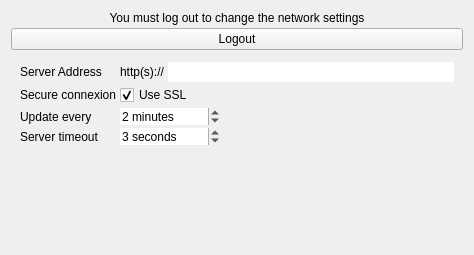
This is src/serversettingswidget.ui in RxLaboratory/Ramses-Client as Qt 5 draws it before an edit. The edited form follows.
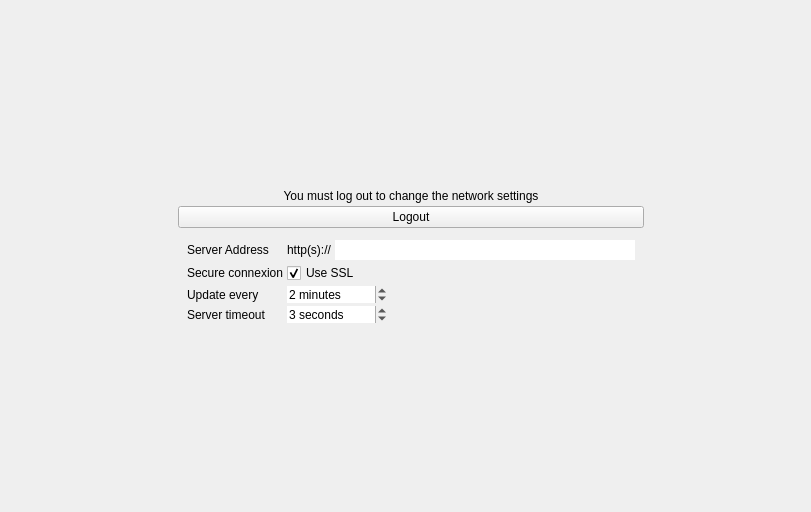
This is the edited form.

```diff
--- a/src/serversettingswidget.ui
+++ b/src/serversettingswidget.ui
@@ -6,17 +6,60 @@
    <rect>
     <x>0</x>
     <y>0</y>
-    <width>474</width>
-    <height>255</height>
+    <width>811</width>
+    <height>512</height>
    </rect>
   </property>
   <property name="windowTitle">
    <string>Form</string>
   </property>
+  <layout class="QHBoxLayout" name="horizontalLayout">
+   <property name="spacing">
+    <number>0</number>
+   </property>
+   <property name="topMargin">
+    <number>9</number>
+   </property>
+   <property name="rightMargin">
+    <number>0</number>
+   </property>
+   <property name="bottomMargin">
+    <number>0</number>
+   </property>
+   <item>
+    <spacer name="horizontalSpacer">
+     <property name="orientation">
+      <enum>Qt::Horizontal</enum>
+     </property>
+     <property name="sizeHint" stdset="0">
+      <size>
+       <width>144</width>
+       <height>20</height>
+      </size>
+     </property>
+    </spacer>
+   </item>
+   <item>
   <layout class="QVBoxLayout" name="verticalLayout">
    <property name="spacing">
     <number>3</number>
    </property>
+     <property name="topMargin">
+      <number>0</number>
+     </property>
+     <item>
+      <spacer name="verticalSpacer_2">
+       <property name="orientation">
+        <enum>Qt::Vertical</enum>
+       </property>
+       <property name="sizeHint" stdset="0">
+        <size>
+         <width>20</width>
+         <height>40</height>
+        </size>
+       </property>
+      </spacer>
+     </item>
    <item>
     <widget class="QWidget" name="logoutWidget" native="true">
      <layout class="QVBoxLayout" name="verticalLayout_8">
@@ -64,14 +107,14 @@
       <property name="verticalSpacing">
        <number>3</number>
       </property>
-      <item row="1" column="0">
+        <item row="0" column="0">
        <widget class="QLabel" name="label_11">
         <property name="text">
          <string>Server Address</string>
         </property>
        </widget>
       </item>
-      <item row="1" column="1">
+        <item row="0" column="1">
        <widget class="QWidget" name="serverAddressWidget" native="true">
         <layout class="QHBoxLayout" name="horizontalLayout_3">
          <property name="spacing">
@@ -98,6 +141,12 @@
          </item>
          <item>
           <widget class="QLineEdit" name="serverAddressEdit">
+             <property name="minimumSize">
+              <size>
+               <width>300</width>
+               <height>0</height>
+              </size>
+             </property>
            <property name="frame">
             <bool>false</bool>
            </property>
@@ -106,14 +155,14 @@
         </layout>
        </widget>
       </item>
-      <item row="2" column="0">
+        <item row="1" column="0">
        <widget class="QLabel" name="label_8">
         <property name="text">
          <string>Secure connexion</string>
         </property>
        </widget>
       </item>
-      <item row="2" column="1">
+        <item row="1" column="1">
        <widget class="QCheckBox" name="sslCheckBox">
         <property name="text">
          <string>Use SSL</string>
@@ -123,14 +172,14 @@
         </property>
        </widget>
       </item>
-      <item row="3" column="0">
+        <item row="2" column="0">
        <widget class="QLabel" name="label_10">
         <property name="text">
          <string>Update every</string>
         </property>
        </widget>
       </item>
-      <item row="3" column="1">
+        <item row="2" column="1">
        <widget class="QSpinBox" name="updateFreqSpinBox">
         <property name="maximumSize">
          <size>
@@ -155,14 +204,14 @@
         </property>
        </widget>
       </item>
-      <item row="4" column="0">
+        <item row="3" column="0">
        <widget class="QLabel" name="label_12">
         <property name="text">
          <string>Server timeout</string>
         </property>
        </widget>
       </item>
-      <item row="4" column="1">
+        <item row="3" column="1">
        <widget class="QSpinBox" name="timeoutSpinBox">
         <property name="maximumSize">
          <size>
@@ -199,6 +248,21 @@
       <size>
        <width>20</width>
        <height>41</height>
+        </size>
+       </property>
+      </spacer>
+     </item>
+    </layout>
+   </item>
+   <item>
+    <spacer name="horizontalSpacer_3">
+     <property name="orientation">
+      <enum>Qt::Horizontal</enum>
+     </property>
+     <property name="sizeHint" stdset="0">
+      <size>
+       <width>143</width>
+       <height>20</height>
       </size>
      </property>
     </spacer>
```
Lines whose indentation alone changed are shown as unchanged.
